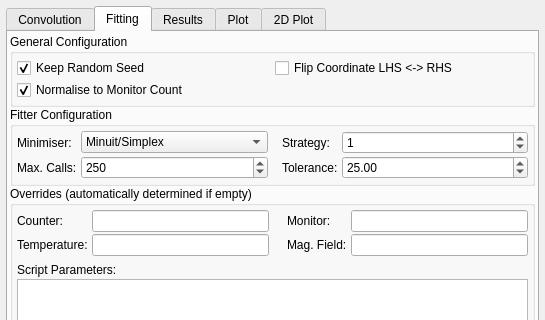
Above: ui/monteconvo.ui from t-weber/takin before the change; both pictures show x 0 to 545 and y 0 to 320 of the 545 by 587 pixel window. Below: the same form after it.
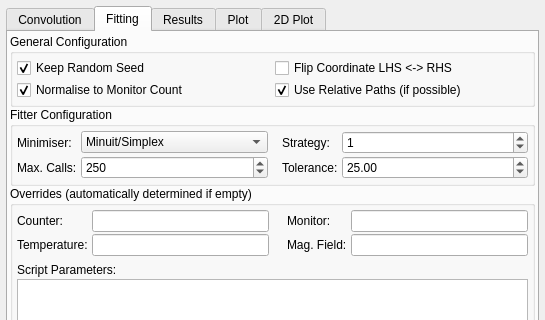
That is the form after the change. The open tabs and pages were chosen to show the change. Custom widgets are drawn as their Qt base class.

Commit message: using relative paths in convofit, if possible

The edit to the form file:
```diff
--- a/ui/monteconvo.ui
+++ b/ui/monteconvo.ui
@@ -1055,6 +1055,16 @@
             </property>
            </widget>
           </item>
+          <item row="1" column="1">
+           <widget class="QCheckBox" name="checkRel">
+            <property name="text">
+             <string>Use Relative Paths (if possible)</string>
+            </property>
+            <property name="checked">
+             <bool>true</bool>
+            </property>
+           </widget>
+          </item>
          </layout>
         </widget>
        </item>
```
Left out of the diff: 1 changed line with no effect on the pictures. The commit also changes 6 other files.
